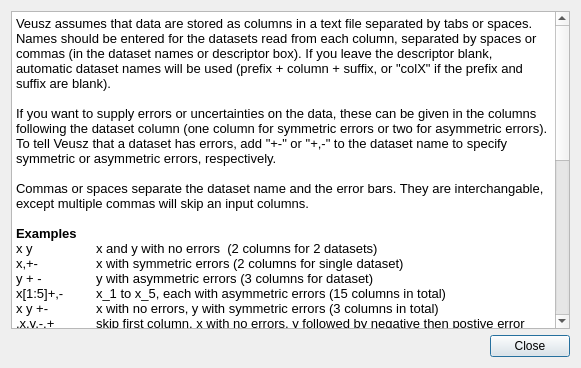
Old version of the form ui/importhelp.ui in the repository OpenReliability/OpenReliability.
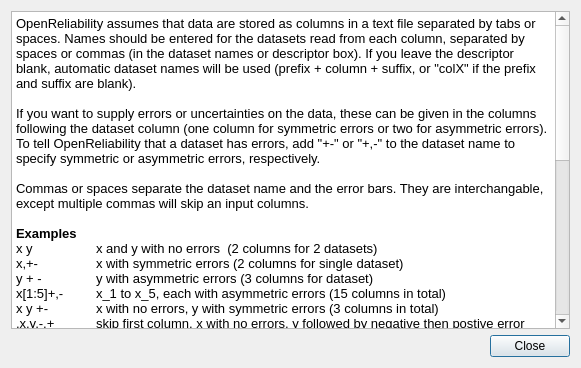
New version of the form.

Diff of the .ui file:
```diff
--- a/ui/importhelp.ui
+++ b/ui/importhelp.ui
@@ -24,9 +24,9 @@
 &lt;html&gt;&lt;head&gt;&lt;meta name=&quot;qrichtext&quot; content=&quot;1&quot; /&gt;&lt;style type=&quot;text/css&quot;&gt;
 p, li { white-space: pre-wrap; }
 &lt;/style&gt;&lt;/head&gt;&lt;body style=&quot; font-family:'Arial'; font-size:9pt; font-weight:400; font-style:normal;&quot;&gt;
-&lt;p style=&quot; margin-top:0px; margin-bottom:0px; margin-left:0px; margin-right:0px; -qt-block-indent:0; text-indent:0px;&quot;&gt;&lt;span style=&quot; font-size:10pt;&quot;&gt;Veusz assumes that data are stored as columns in a text file separated by tabs or spaces. Names should be entered for the datasets read from each column, separated by spaces or commas (in the dataset names or descriptor box). If you leave the descriptor blank, automatic dataset names will be used (prefix + column + suffix, or &amp;quot;colX&amp;quot; if the prefix and suffix are blank).&lt;/span&gt;&lt;/p&gt;
+&lt;p style=&quot; margin-top:0px; margin-bottom:0px; margin-left:0px; margin-right:0px; -qt-block-indent:0; text-indent:0px;&quot;&gt;&lt;span style=&quot; font-size:10pt;&quot;&gt;OpenReliability assumes that data are stored as columns in a text file separated by tabs or spaces. Names should be entered for the datasets read from each column, separated by spaces or commas (in the dataset names or descriptor box). If you leave the descriptor blank, automatic dataset names will be used (prefix + column + suffix, or &amp;quot;colX&amp;quot; if the prefix and suffix are blank).&lt;/span&gt;&lt;/p&gt;
 &lt;p style=&quot;-qt-paragraph-type:empty; margin-top:0px; margin-bottom:0px; margin-left:0px; margin-right:0px; -qt-block-indent:0; text-indent:0px; font-size:10pt;&quot;&gt;&lt;/p&gt;
-&lt;p style=&quot; margin-top:0px; margin-bottom:0px; margin-left:0px; margin-right:0px; -qt-block-indent:0; text-indent:0px;&quot;&gt;&lt;span style=&quot; font-size:10pt;&quot;&gt;If you want to supply errors or uncertainties on the data, these can be given in the columns following the dataset column (one column for symmetric errors or two for asymmetric errors). To tell Veusz that a dataset has errors, add &amp;quot;&lt;/span&gt;&lt;span style=&quot; font-family:'Courier New,courier'; font-size:10pt;&quot;&gt;+-&lt;/span&gt;&lt;span style=&quot; font-size:10pt;&quot;&gt;&amp;quot; or &amp;quot;&lt;/span&gt;&lt;span style=&quot; font-family:'Courier New,courier'; font-size:10pt;&quot;&gt;+,-&lt;/span&gt;&lt;span style=&quot; font-size:10pt;&quot;&gt;&amp;quot; to the dataset name to specify symmetric or asymmetric errors, respectively.&lt;/span&gt;&lt;/p&gt;
+&lt;p style=&quot; margin-top:0px; margin-bottom:0px; margin-left:0px; margin-right:0px; -qt-block-indent:0; text-indent:0px;&quot;&gt;&lt;span style=&quot; font-size:10pt;&quot;&gt;If you want to supply errors or uncertainties on the data, these can be given in the columns following the dataset column (one column for symmetric errors or two for asymmetric errors). To tell OpenReliability that a dataset has errors, add &amp;quot;&lt;/span&gt;&lt;span style=&quot; font-family:'Courier New,courier'; font-size:10pt;&quot;&gt;+-&lt;/span&gt;&lt;span style=&quot; font-size:10pt;&quot;&gt;&amp;quot; or &amp;quot;&lt;/span&gt;&lt;span style=&quot; font-family:'Courier New,courier'; font-size:10pt;&quot;&gt;+,-&lt;/span&gt;&lt;span style=&quot; font-size:10pt;&quot;&gt;&amp;quot; to the dataset name to specify symmetric or asymmetric errors, respectively.&lt;/span&gt;&lt;/p&gt;
 &lt;p style=&quot;-qt-paragraph-type:empty; margin-top:0px; margin-bottom:0px; margin-left:0px; margin-right:0px; -qt-block-indent:0; text-indent:0px; font-size:10pt;&quot;&gt;&lt;/p&gt;
 &lt;p style=&quot; margin-top:0px; margin-bottom:0px; margin-left:0px; margin-right:0px; -qt-block-indent:0; text-indent:0px;&quot;&gt;&lt;span style=&quot; font-size:10pt;&quot;&gt;Commas or spaces separate the dataset name and the error bars. They are interchangable, except multiple commas will skip an input columns. &lt;/span&gt;&lt;/p&gt;
 &lt;p style=&quot;-qt-paragraph-type:empty; margin-top:0px; margin-bottom:0px; margin-left:0px; margin-right:0px; -qt-block-indent:0; text-indent:0px; font-size:10pt;&quot;&gt;&lt;/p&gt;
```
